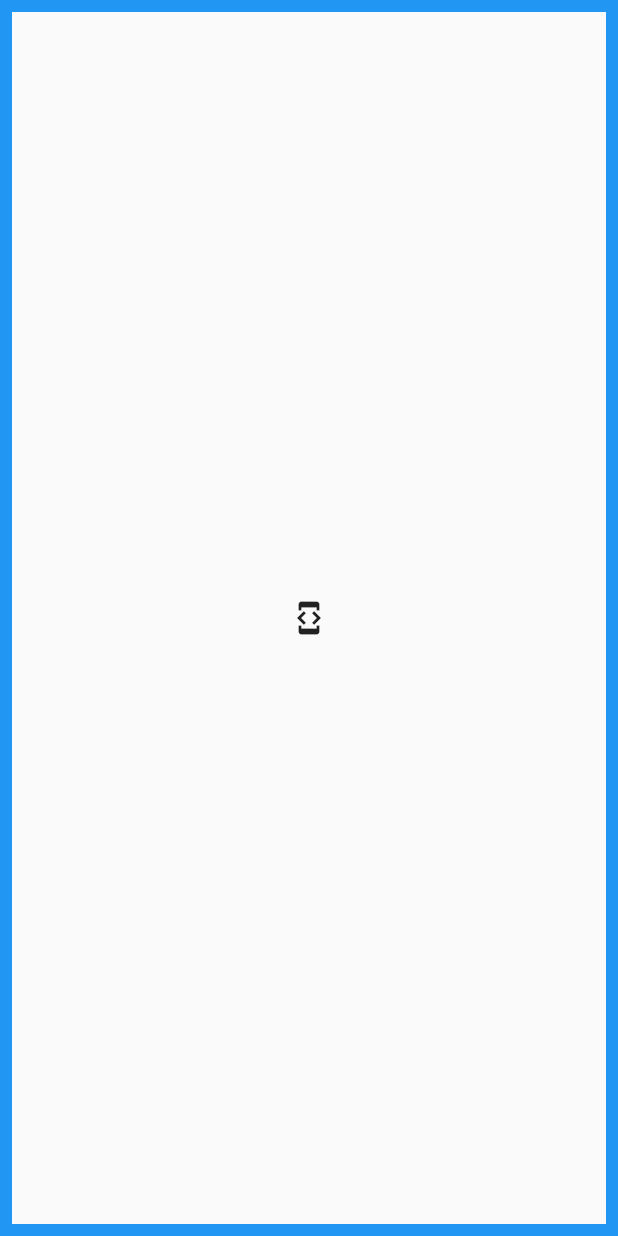
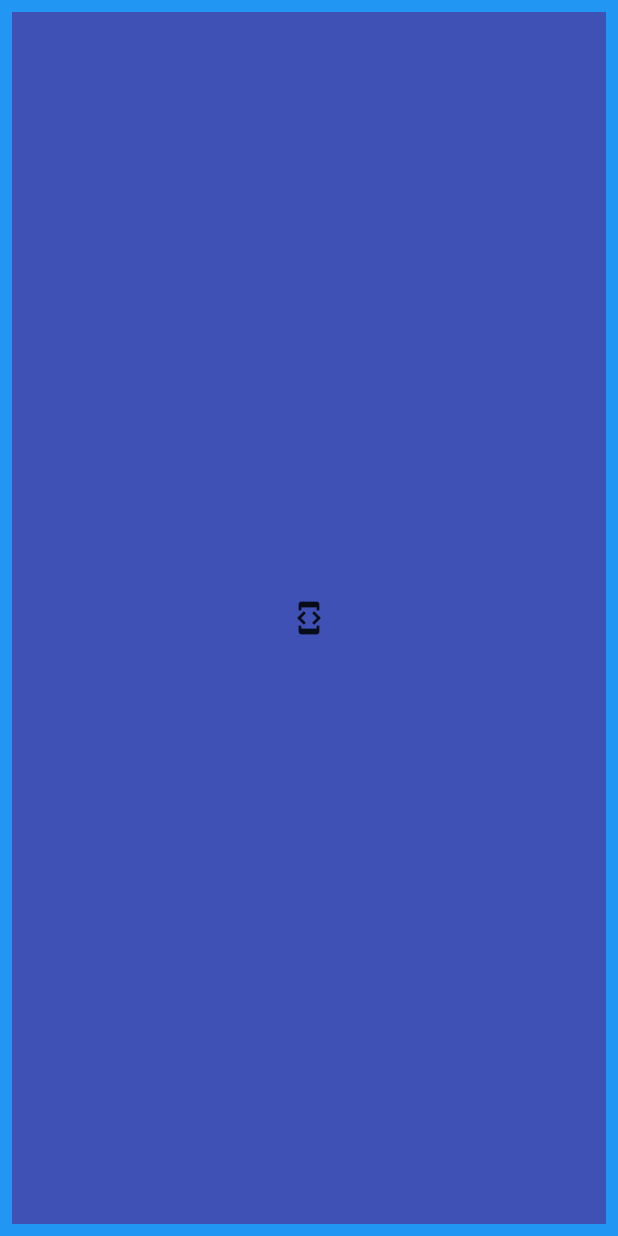
Before and after one commit to SatioO/flutter-practices, a Flutter app: the screen it shows after launch, on a phone screen of 412 x 824 dp. Run offline on Flutter 3.47's test engine with Material 2 defaults, Android fonts, the phone set to English and light mode, and no system bars; our stand-ins replace font_awesome_flutter.

Commit message:
fix(widgets)

```diff
--- a/lib/widgets/stateful/home/index.dart
+++ b/lib/widgets/stateful/home/index.dart
@@ -7,6 +7,7 @@ class FullWidthBox extends StatelessWidget {
     return Container(
         width: MediaQuery.of(context).size.width,
         height: MediaQuery.of(context).size.height,
+        color: Colors.indigo,
         child: Icon(Icons.developer_mode));
   }
 }
```
